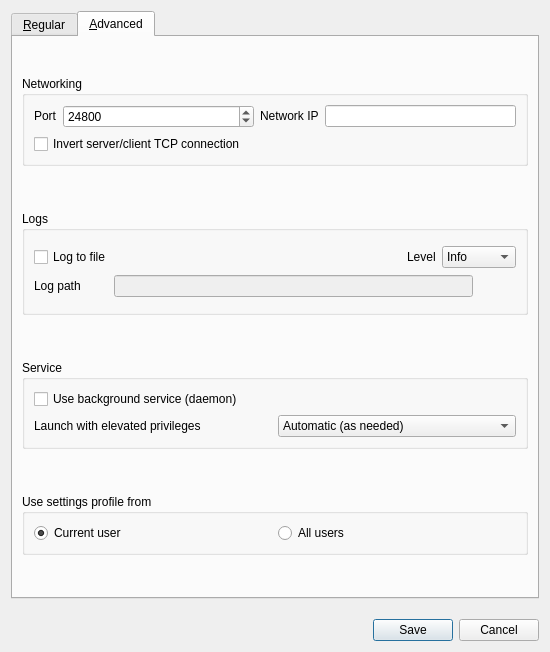
Old version of the form src/apps/deskflow-gui/dialogs/SettingsDialog.ui in the repository deskflow/deskflow.
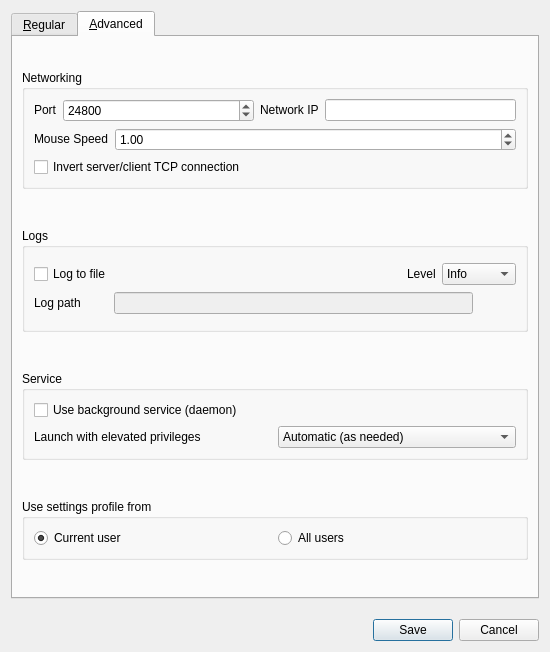
New version of the form. The open tabs and pages were chosen to show the change.

Commit message: feat: add mouse speed control in advanced tab

What changed in the file:
```diff
--- a/src/apps/deskflow-gui/dialogs/SettingsDialog.ui
+++ b/src/apps/deskflow-gui/dialogs/SettingsDialog.ui
@@ -450,6 +450,51 @@
             </item>
            </layout>
           </item>
+          <item>
+           <layout class="QHBoxLayout" name="horizontalLayout_mouse_speed">
+            <property name="topMargin">
+             <number>0</number>
+            </property>
+            <item>
+             <widget class="QLabel" name="m_pLabelMouseSpeed">
+              <property name="sizePolicy">
+               <sizepolicy hsizetype="Preferred" vsizetype="Fixed">
+                <horstretch>0</horstretch>
+                <verstretch>0</verstretch>
+               </sizepolicy>
+              </property>
+              <property name="text">
+               <string>Mouse Speed</string>
+              </property>
+             </widget>
+            </item>
+            <item>
+             <widget class="QDoubleSpinBox" name="m_pSpinBoxMouseSpeed">
+              <property name="enabled">
+               <bool>true</bool>
+              </property>
+              <property name="sizePolicy">
+               <sizepolicy hsizetype="MinimumExpanding" vsizetype="Fixed">
+                <horstretch>0</horstretch>
+                <verstretch>0</verstretch>
+               </sizepolicy>
+              </property>
+              <property name="minimum">
+               <double>0.1</double>
+              </property>
+              <property name="maximum">
+               <double>10.0</double>
+              </property>
+              <property name="singleStep">
+               <double>0.1</double>
+              </property>
+              <property name="value">
+               <double>1.0</double>
+              </property>
+             </widget>
+            </item>
+           </layout>
+          </item>
           <item>
            <widget class="QCheckBox" name="m_pInvertConnection">
             <property name="text">
```
Left out of the diff: 1 changed line with no effect on the pictures. The commit also changes 11 other files.
